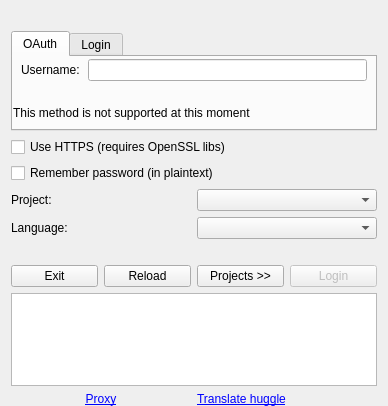
huggle/huggle3-qt-lx, file huggle/login.ui: the form before one commit.
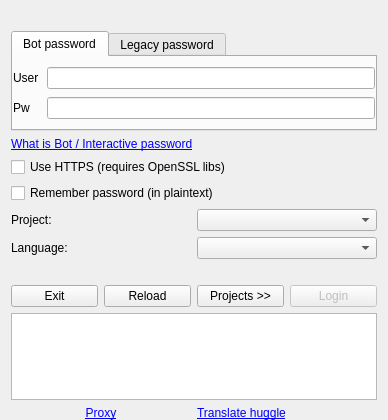
The form after the commit. The open tabs and pages were chosen to show the change. Icons and pictures are not drawn.

Commit message: Basic support for bot login

Patch:
```diff
--- a/huggle/login.ui
+++ b/huggle/login.ui
@@ -7,7 +7,7 @@
     <x>0</x>
     <y>0</y>
     <width>388</width>
-    <height>406</height>
+    <height>420</height>
    </rect>
   </property>
   <property name="sizePolicy">
@@ -101,7 +101,7 @@
      </property>
      <widget class="QWidget" name="tab_oauth">
       <attribute name="title">
-       <string>OAuth</string>
+       <string>Bot password</string>
       </attribute>
       <layout class="QVBoxLayout" name="verticalLayout_2">
        <property name="spacing">
@@ -120,43 +120,41 @@
         <number>0</number>
        </property>
        <item>
-        <layout class="QHBoxLayout" name="horizontalLayout_4">
-         <property name="leftMargin">
-          <number>8</number>
-         </property>
-         <property name="topMargin">
-          <number>2</number>
-         </property>
-         <property name="rightMargin">
-          <number>8</number>
-         </property>
-         <property name="bottomMargin">
-          <number>8</number>
-         </property>
-         <item>
-          <widget class="QLabel" name="labelOauthUsername">
+        <layout class="QGridLayout" name="gridLayout_3">
+         <item row="0" column="0">
+          <widget class="QLabel" name="labelBotUserName">
            <property name="text">
-            <string>Username:</string>
+            <string>User</string>
            </property>
           </widget>
          </item>
-         <item>
-          <widget class="QLineEdit" name="lineEdit_oauth_username"/>
+         <item row="1" column="0">
+          <widget class="QLabel" name="labelBotPassword">
+           <property name="text">
+            <string>Pw</string>
+           </property>
+          </widget>
+         </item>
+         <item row="0" column="1">
+          <widget class="QLineEdit" name="lineEditBotUser"/>
+         </item>
+         <item row="1" column="1">
+          <widget class="QLineEdit" name="lineEditBotP">
+           <property name="inputMethodHints">
+            <set>Qt::ImhHiddenText|Qt::ImhNoAutoUppercase|Qt::ImhNoPredictiveText|Qt::ImhSensitiveData</set>
+           </property>
+           <property name="echoMode">
+            <enum>QLineEdit::Password</enum>
+           </property>
+          </widget>
          </item>
         </layout>
        </item>
-       <item>
-        <widget class="QLabel" name="labelOauthNotSupported">
-         <property name="text">
-          <string>This method is not supported at this moment</string>
-         </property>
-        </widget>
-       </item>
       </layout>
      </widget>
      <widget class="QWidget" name="tab_login">
       <attribute name="title">
-       <string>Login</string>
+       <string>Legacy password</string>
       </attribute>
       <layout class="QVBoxLayout" name="verticalLayout_3">
        <property name="spacing">
@@ -221,6 +219,13 @@
      </widget>
     </widget>
    </item>
+   <item>
+    <widget class="QLabel" name="label_2">
+     <property name="text">
+      <string>&lt;a href=&quot;huggle://login&quot;&gt;What is Bot / Interactive password&lt;/a&gt;</string>
+     </property>
+    </widget>
+   </item>
    <item>
     <widget class="QCheckBox" name="checkBox">
      <property name="text">
```
Left out of the diff: 2 changed lines with no effect on the pictures. The commit also changes 4 other files.
